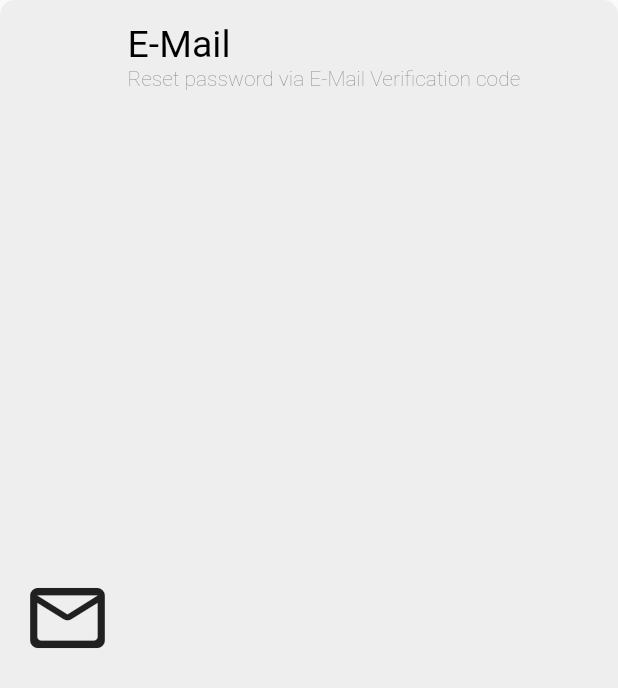
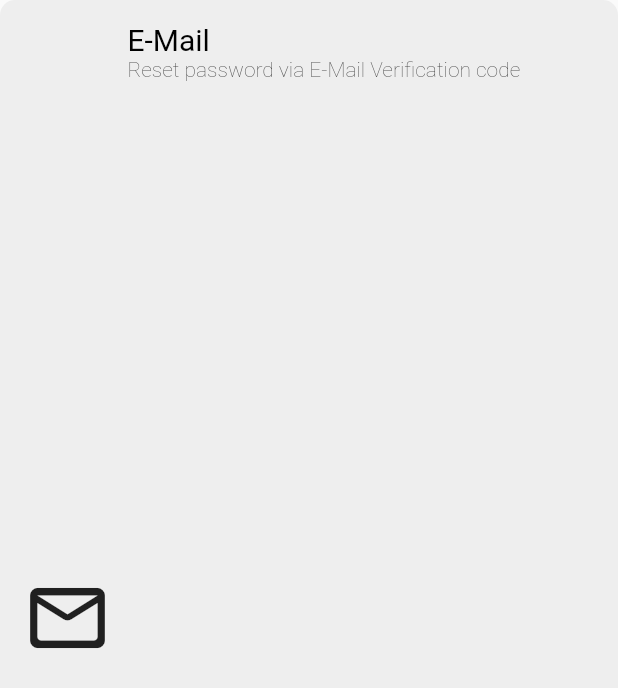
Before and after one commit to mosherif21/goambulance, a Flutter app: the FramedIconButton widget shown alone on an empty page, opened directly, on a phone screen of 412 x 824 dp. Shown: the top 688 px of the screen. Run offline on Flutter 3.47's test engine with Material 2 defaults, Android fonts, the phone set to English and light mode, and no system bars; our stand-ins replace connectivity_plus, firebase_core, flutter_native_splash, flutter_signin_button, get, google_fonts and 5 more; missing offline and left inert: firebase_app_check, flutter_web_frame; accounts and stored records are empty.

Commit message:
initial commit

```diff
--- a/lib/src/common_widgets/framed_button.dart
+++ b/lib/src/common_widgets/framed_button.dart
@@ -37,13 +37,13 @@ class FramedIconButton extends StatelessWidget {
                   title,
                   style: const TextStyle(
                       color: Colors.black,
-                      fontSize: 25.0,
+                      fontSize: 20.0,
                       fontWeight: FontWeight.w400),
                 ),
                 Text(
                   subTitle,
                   style: const TextStyle(
-                      color: Colors.black54,
+                      color: Colors.black87,
                       fontSize: 14.0,
                       fontWeight: FontWeight.w100),
                 ),
--- a/lib/src/features/login/screens/login_screen.dart
+++ b/lib/src/features/login/screens/login_screen.dart
@@ -1,10 +1,10 @@
 import 'package:flutter/material.dart';
 import 'package:goambulance/src/constants/sizes.dart';
-import 'package:goambulance/src/features/login/components/alternate_login_buttons.dart';
+import 'package:goambulance/src/features/login/components/loginScreen/alternate_login_buttons.dart';
 
 import '../../../connectivity/connectivity.dart';
 import '../../../constants/assets_strings.dart';
-import '../components/login_form.dart';
+import '../components/loginScreen/login_form.dart';
 
 class LoginScreen extends StatelessWidget {
   const LoginScreen({Key? key}) : super(key: key);
--- a/lib/src/features/onboarding/components/liquid_swipe.dart
+++ b/lib/src/features/onboarding/components/design/liquid_swipe.dart
@@ -3,7 +3,7 @@ import 'package:get/get_rx/src/rx_types/rx_types.dart';
 import 'package:get/get_state_manager/src/rx_flutter/rx_obx_widget.dart';
 import 'package:liquid_swipe/liquid_swipe.dart';
 
-import 'models.dart';
+import '../models.dart';
 
 final LiquidController obController = LiquidController();
 RxInt currentPageCounter = 0.obs;
--- a/lib/src/features/onboarding/components/models.dart
+++ b/lib/src/features/onboarding/components/models.dart
@@ -2,7 +2,7 @@ import 'package:flutter/material.dart';
 import 'package:get/get.dart';
 
 import '../../../constants/assets_strings.dart';
-import 'on_boarding_page_widget.dart';
+import 'design/on_boarding_page_widget.dart';
 
 List<OnBoardingPageTemplate> pages = [
   OnBoardingPageTemplate(
--- a/lib/src/features/onboarding/screens/on_boarding_screen.dart
+++ b/lib/src/features/onboarding/screens/on_boarding_screen.dart
@@ -2,14 +2,14 @@ import 'package:flutter/material.dart';
 import 'package:get/get.dart';
 import 'package:goambulance/src/common_widgets/regular_bottom_sheet.dart';
 import 'package:goambulance/src/connectivity/connectivity.dart';
-import 'package:goambulance/src/features/onboarding/components/on_boarding_next_button.dart';
+import 'package:goambulance/src/features/onboarding/components/design/on_boarding_next_button.dart';
 import 'package:goambulance/src/routing/loading_screen.dart';
 import 'package:smooth_page_indicator/smooth_page_indicator.dart';
 
 import '../../../../localization/language/language_functions.dart';
 import '../../../common_widgets/language_select.dart';
 import '../../login/screens/login_screen.dart';
-import '../components/liquid_swipe.dart';
+import '../components/design/liquid_swipe.dart';
 import '../components/models.dart';
 
 class OnBoardingScreen extends StatelessWidget {
```
Also changed, not shown: lib/src/features/login/components/loginScreen/login_form.dart (renamed from lib/src/features/login/components/login_form.dart, +4 -4 lines), lib/src/features/authentication/resetPassword/email_verification.dart (added), lib/src/features/authentication/resetPassword/forgot_password.dart (renamed from lib/src/features/login/components/forgot_password.dart), lib/src/features/authentication/resetPassword/phone_verification.dart (added), lib/src/features/login/components/loginScreen/alternate_login_buttons.dart (renamed from lib/src/features/login/components/alternate_login_buttons.dart), lib/src/features/onboarding/components/design/on_boarding_next_button.dart (renamed from lib/src/features/onboarding/components/on_boarding_next_button.dart), lib/src/features/onboarding/components/design/on_boarding_page_widget.dart (renamed from lib/src/features/onboarding/components/on_boarding_page_widget.dart).
